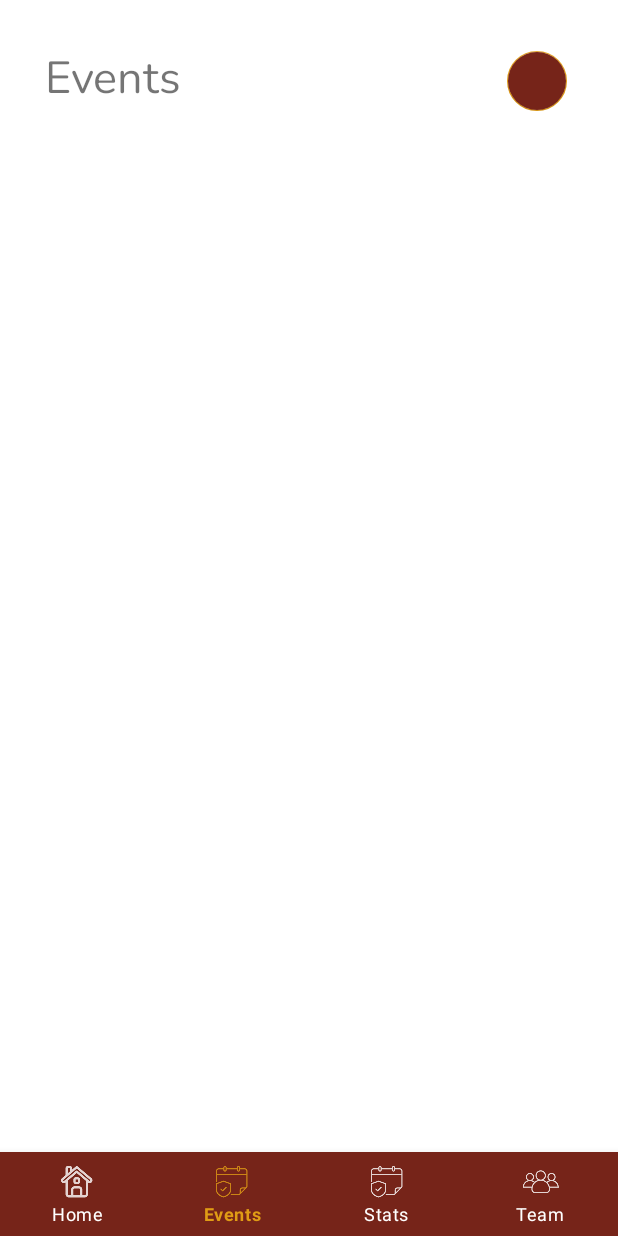
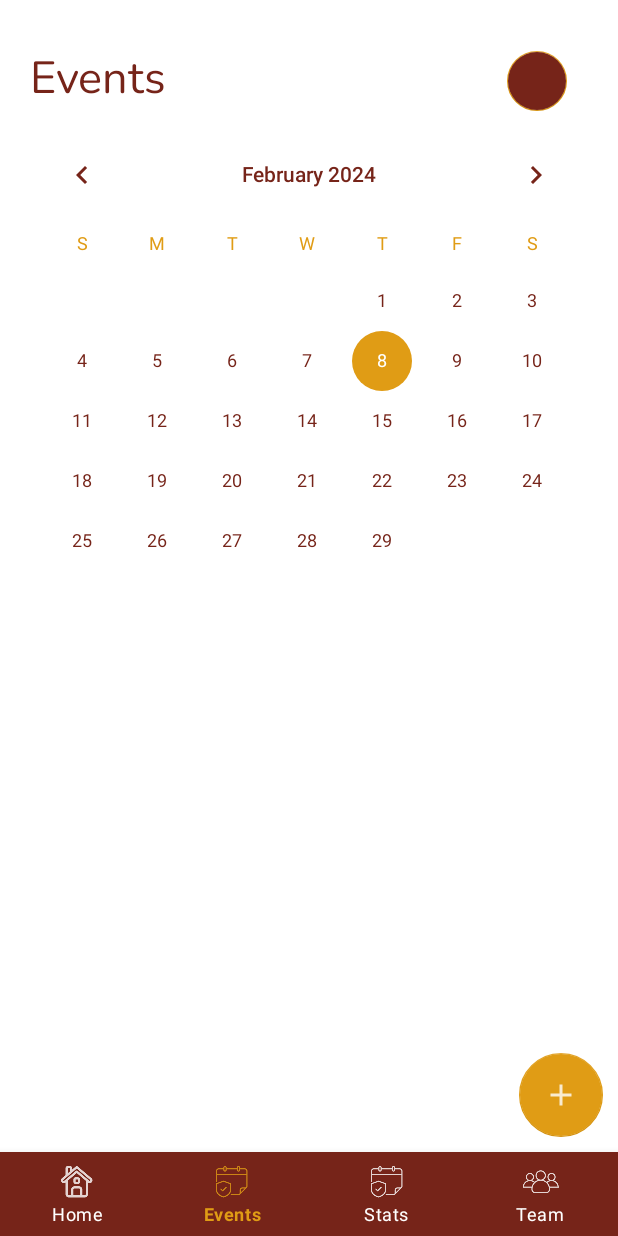
Before and after one commit to Mysty-exe/TeamSync, an Android app: the homeFragment screen opened directly, with no data from a screen before it, item 2 of the bottom bar chosen, on a phone screen of 412 x 824 dp. Run offline under Robolectric (Android 15) with nearby library versions, the phone set to English and light mode, and no system bars; 5 statements that could not run were skipped.

Commit message:
added calender view

```diff
--- a/app/src/main/res/layout/activity_main.xml
+++ b/app/src/main/res/layout/activity_main.xml
@@ -89,8 +89,8 @@
         android:layout_alignParentEnd="true"
         android:layout_alignParentBottom="true"
         android:src="@drawable/ic_add"
-        android:backgroundTint="@color/maroon"
-        app:tint="@color/gold"
+        android:backgroundTint="@color/gold"
+        app:tint="@color/white"
         app:pressedTranslationZ="0dp"
         app:hoveredFocusedTranslationZ="0dp"
         app:elevation="0dp"/>
--- a/app/src/main/res/layout/fragment_events.xml
+++ b/app/src/main/res/layout/fragment_events.xml
@@ -3,14 +3,40 @@
     xmlns:tools="http://schemas.android.com/tools"
     android:layout_width="match_parent"
     android:layout_height="match_parent"
+    xmlns:app="http://schemas.android.com/apk/res-auto"
     tools:context=".fragments.eventsFragment"
-    android:padding="30dp">
+    android:padding="10dp">
 
     <TextView
+        android:id="@+id/eventsTxt"
         android:layout_width="match_parent"
-        android:layout_height="match_parent"
+        android:layout_height="wrap_content"
         android:text="Events"
         android:textSize="30dp"
+        android:layout_marginLeft="10dp"
+        android:layout_marginTop="20dp"
+        android:textColor="@color/maroon"
         android:fontFamily="@font/nunito"/>
 
+    <CalendarView
+        android:layout_width="match_parent"
+        android:layout_height="wrap_content"
+        android:layout_below="@id/eventsTxt"
+        android:layout_marginTop="10dp">
+
+    </CalendarView>
+
+    <com.google.android.material.floatingactionbutton.FloatingActionButton
+        android:id="@+id/addEventFab"
+        android:src="@drawable/ic_add"
+        android:layout_width="wrap_content"
+        android:layout_height="wrap_content"
+        android:layout_alignParentEnd="true"
+        android:layout_alignParentBottom="true"
+        android:backgroundTint="@color/gold"
+        app:tint="@color/white"
+        app:elevation="0dp"
+        app:pressedTranslationZ="0dp"
+        app:hoveredFocusedTranslationZ="0dp"/>
+
 </RelativeLayout>
--- a/app/src/main/res/layout/fragment_home.xml
+++ b/app/src/main/res/layout/fragment_home.xml
@@ -13,7 +13,7 @@
         android:id="@+id/homeTxt"
         android:layout_width="match_parent"
         android:layout_height="wrap_content"
-        android:layout_marginLeft="20dp"
+        android:layout_marginLeft="10dp"
         android:fontFamily="@font/nunito"
         android:text="Home"
         android:textColor="@color/maroon"
```
